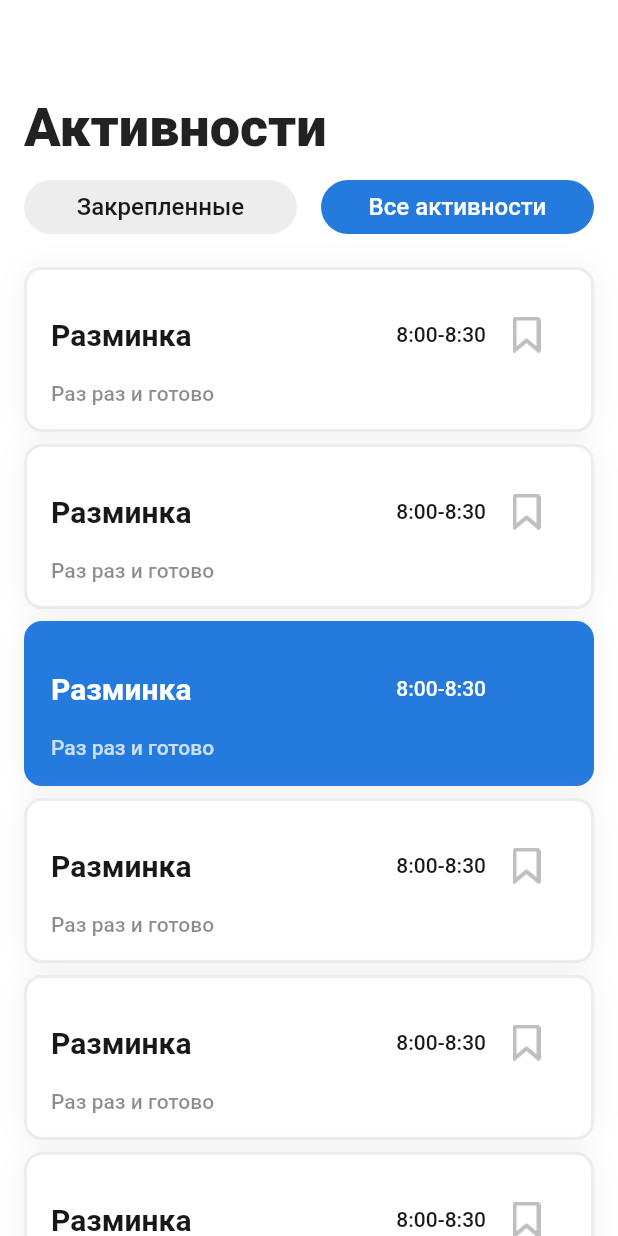
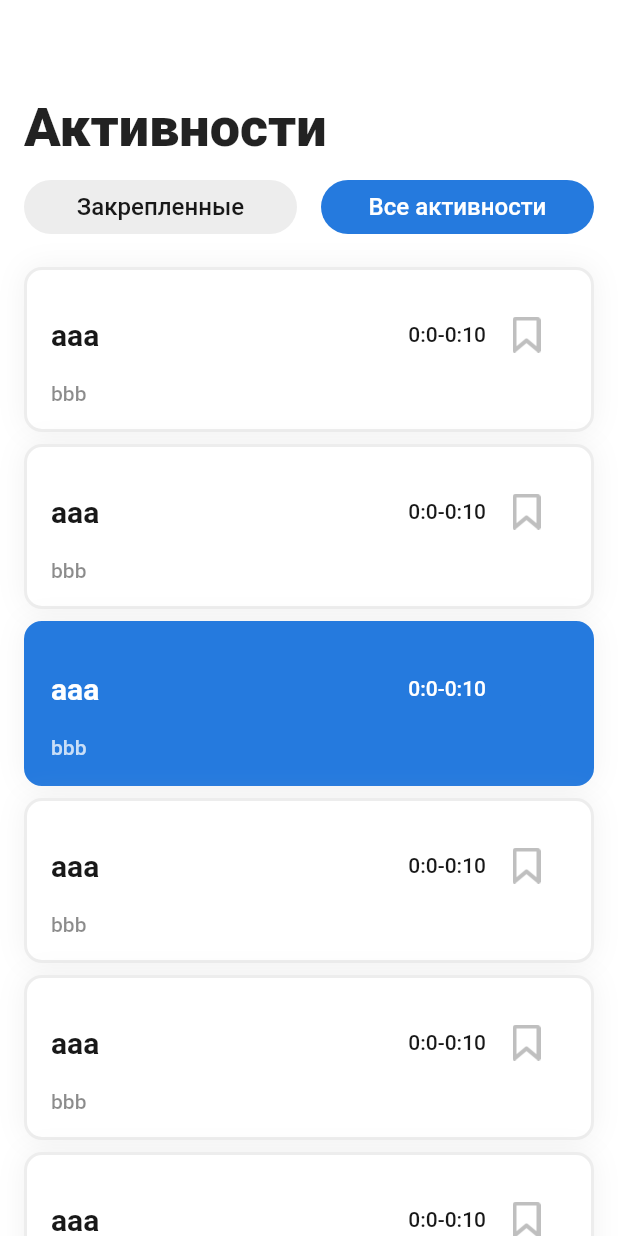
Before and after one commit to StarProxima/CampApp, a Flutter app: the ActivityPage screen opened directly, on a phone screen of 412 x 824 dp. Run offline on Flutter 3.47's test engine with Material 2 defaults, Android fonts, the phone set to English and light mode, and no system bars; our stand-ins replace file_picker, flutter_chat_types, flutter_chat_ui, image_picker, open_file and 1 more; missing offline and left inert: dart:ffi, image_picker_for_web, mobile_scanner.

```diff
--- a/camp_app/lib/activity_page.dart
+++ b/camp_app/lib/activity_page.dart
@@ -60,11 +60,7 @@ class _ActivityPageState extends State<ActivityPage> {
                     },
                     child: Text(
                       "Закрепленные",
-                      style: TextStyle(
-                          fontSize: 16,
-                          color: isAllActivity
-                              ? AppColors.textDark
-                              : AppColors.background),
+                      style: TextStyle(fontSize: 16, color: isAllActivity ? AppColors.textDark : AppColors.background),
                     ),
                   ),
                 ),
@@ -81,11 +77,7 @@ class _ActivityPageState extends State<ActivityPage> {
                     },
                     child: Text(
                       "Все активности",
-                      style: TextStyle(
-                          fontSize: 16,
-                          color: isAllActivity
-                              ? AppColors.background
-                              : AppColors.textDark),
+                      style: TextStyle(fontSize: 16, color: isAllActivity ? AppColors.background : AppColors.textDark),
                     ),
                   ),
                 )
@@ -95,12 +87,16 @@ class _ActivityPageState extends State<ActivityPage> {
           Expanded(
             child: SizedBox(
               child: ListView.separated(
-                padding: const EdgeInsets.only(
-                    bottom: 16, left: 16, right: 16, top: 16),
+                padding: const EdgeInsets.only(bottom: 16, left: 16, right: 16, top: 16),
                 itemBuilder: (context, index) {
                   return Event(
                     isActive: index == 2,
                     isAttached: index == 2,
+                    title: "aaa",
+                    description: "bbb",
+                    startTime: 0,
+                    endTime: 10,
+                    onTap: () {},
                   );
                 },
                 itemCount: 10,
--- a/camp_app/lib/event_page.dart
+++ b/camp_app/lib/event_page.dart
@@ -6,7 +6,9 @@ import 'styles/app_images.dart';
 import 'styles/button_styles.dart';
 
 class EventPage extends StatefulWidget {
-  const EventPage({Key? key}) : super(key: key);
+  const EventPage({Key? key, required this.eventID}) : super(key: key);
+
+  final int eventID;
 
   @override
   State<EventPage> createState() => _EventPage();
--- a/camp_app/lib/timetable/event.dart
+++ b/camp_app/lib/timetable/event.dart
@@ -6,24 +6,30 @@ import 'package:flutter/material.dart';
 import '../event_page.dart';
 
 class Event extends StatelessWidget {
-  const Event({Key? key, required this.isActive, this.isAttached})
+  const Event(
+      {Key? key,
+      required this.isActive,
+      this.isAttached,
+      required this.title,
+      required this.description,
+      required this.startTime,
+      required this.endTime,
+      required this.onTap})
       : super(key: key);
 
-  final title = "Разминка";
-  final description = "Раз раз и готово";
+  final title;
+  final description;
   final bool isActive;
-  final startTime = "8:00";
-  final endTime = "8:30";
+  final int startTime;
+  final int endTime;
   final bool? isAttached;
+  final Function() onTap;
 
   @override
   Widget build(BuildContext context) {
     return GestureDetector(
       onTap: () {
-        Navigator.push(
-          context,
-          MaterialPageRoute(builder: (context) => const EventPage()),
-        );
+        onTap();
       },
       child: Container(
         decoration: BoxDecoration(
@@ -37,9 +43,7 @@ class Event extends StatelessWidget {
                 offset: Offset.zero,
               ),
             ],
-            border: Border.all(
-                color: isActive ? AppColors.primary : AppColors.border,
-                width: 2)),
+            border: Border.all(color: isActive ? AppColors.primary : AppColors.border, width: 2)),
         padding: const EdgeInsets.all(16),
         child: Column(
           crossAxisAlignment: CrossAxisAlignment.start,
@@ -57,7 +61,7 @@ class Event extends StatelessWidget {
                 ),
                 const Spacer(),
                 Text(
-                  "$startTime-$endTime",
+                  "${(startTime / 60).floor()}:${startTime % 60}-${(endTime / 60).floor()}:${endTime % 60}",
                   style: TextStyle(
                     fontWeight: FontWeight.w500,
                     fontSize: 14,
@@ -68,15 +72,12 @@ class Event extends StatelessWidget {
                     ? ElevatedButton(
                         style: onlyIcons,
                         onPressed: () {
-
                           //isAttached = !isAttached;
                         },
                         child: Image(
                           height: 24,
                           width: 24,
-                          image: isAttached!
-                              ? AppImages.attachSelected
-                              : AppImages.attach,
+                          image: isAttached! ? AppImages.attachSelected : AppImages.attach,
                         ))
                     : Container(),
               ],
@@ -89,9 +90,7 @@ class Event extends StatelessWidget {
               style: TextStyle(
                 fontWeight: FontWeight.w500,
                 fontSize: 14,
-                color: isActive
-                    ? AppColors.background.withAlpha(192)
-                    : AppColors.textDark.withAlpha(127),
+                color: isActive ? AppColors.background.withAlpha(192) : AppColors.textDark.withAlpha(127),
               ),
             )
           ],
```
Also changed, not shown: camp_app/lib/timetable/now_day_timetable.dart (+11 -14 lines), camp_app/lib/timetable/timetable.dart (+31 -1 lines).
